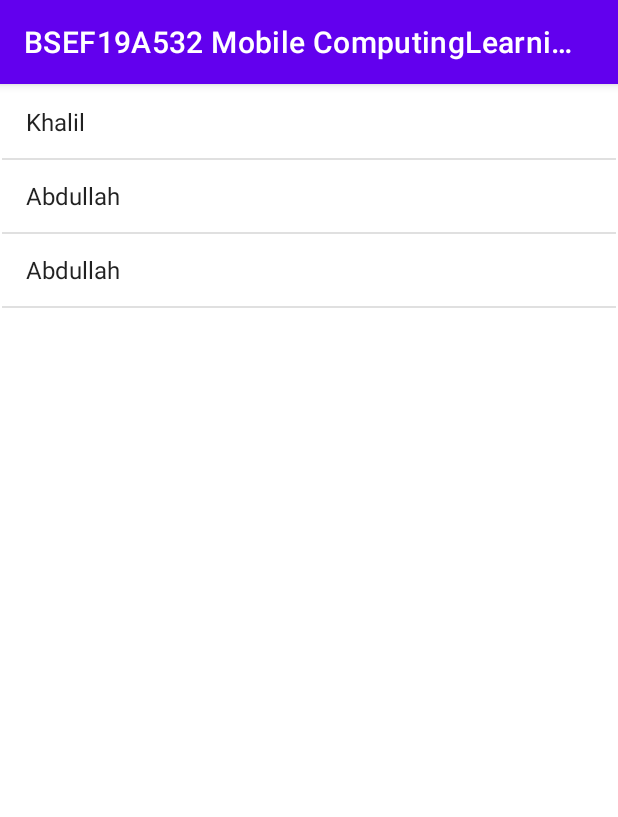
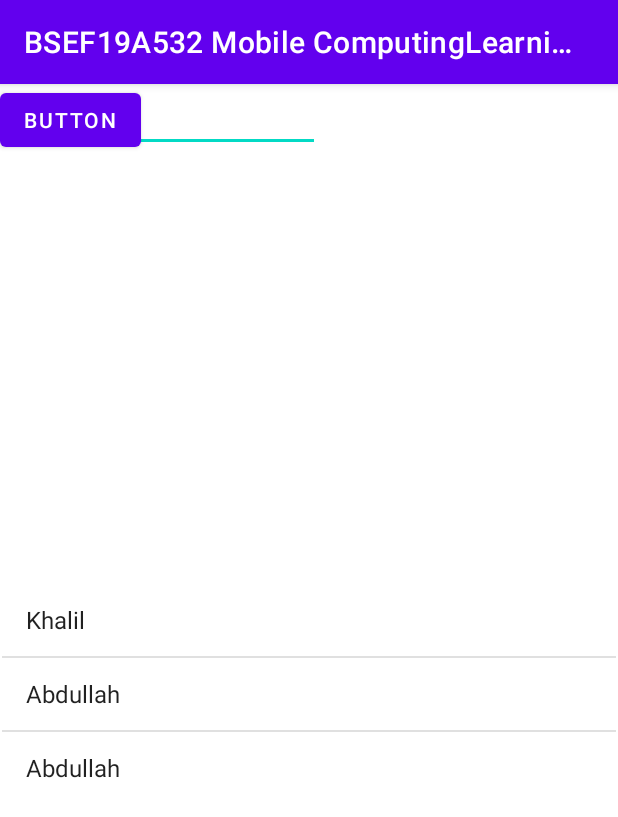
Before and after one commit to BSEF19A532/BSEF19A532-Mobile-Computing-Learning-And-Teaching-App, an Android app: the ListViewActivity screen opened directly, with no data from a screen before it, on a phone screen of 412 x 824 dp. Shown: the top 817 px of the screen. Run offline under Robolectric (Android 15) with nearby library versions, the phone set to English and light mode, and no system bars.

Commit message:
Added form to add elements

```diff
--- a/app/src/main/res/layout/activity_list_view.xml
+++ b/app/src/main/res/layout/activity_list_view.xml
@@ -6,16 +6,34 @@
     android:layout_height="match_parent"
     tools:context=".ListViewActivity">
 
+    <EditText
+        android:id="@+id/input"
+        android:layout_width="wrap_content"
+        android:layout_height="wrap_content"
+        android:ems="10"
+        android:inputType="textPersonName"
+        android:text="Name"
+        tools:layout_editor_absoluteX="29dp"
+        tools:layout_editor_absoluteY="51dp" />
+
     <ListView
         android:id="@+id/lst_view"
         android:layout_width="0dp"
-        android:layout_height="0dp"
+        android:layout_height="wrap_content"
         android:layout_marginStart="1dp"
-        android:layout_marginTop="1dp"
         android:layout_marginEnd="1dp"
-        android:layout_marginBottom="1dp"
         app:layout_constraintBottom_toBottomOf="parent"
         app:layout_constraintEnd_toEndOf="parent"
         app:layout_constraintStart_toStartOf="parent"
-        app:layout_constraintTop_toTopOf="parent" />
+        app:layout_constraintTop_toBottomOf="@+id/input">
+
+    </ListView>
+
+    <Button
+        android:id="@+id/button"
+        android:layout_width="wrap_content"
+        android:layout_height="wrap_content"
+        android:text="Button"
+        tools:layout_editor_absoluteX="252dp"
+        tools:layout_editor_absoluteY="44dp" />
 </androidx.constraintlayout.widget.ConstraintLayout>
```
